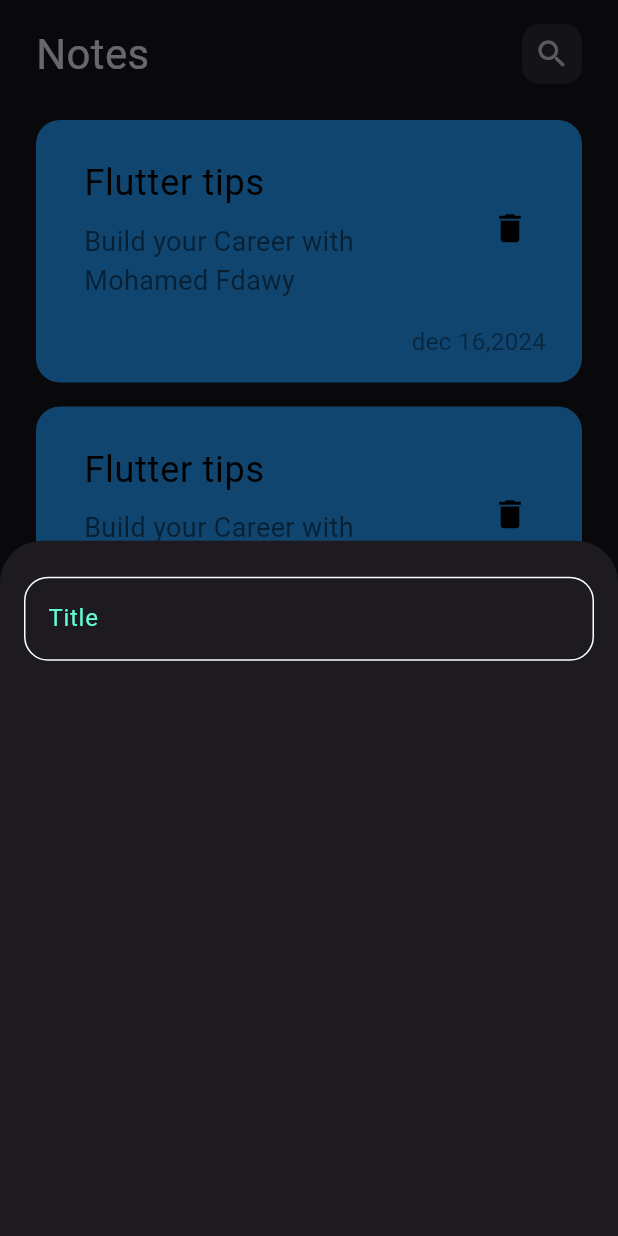
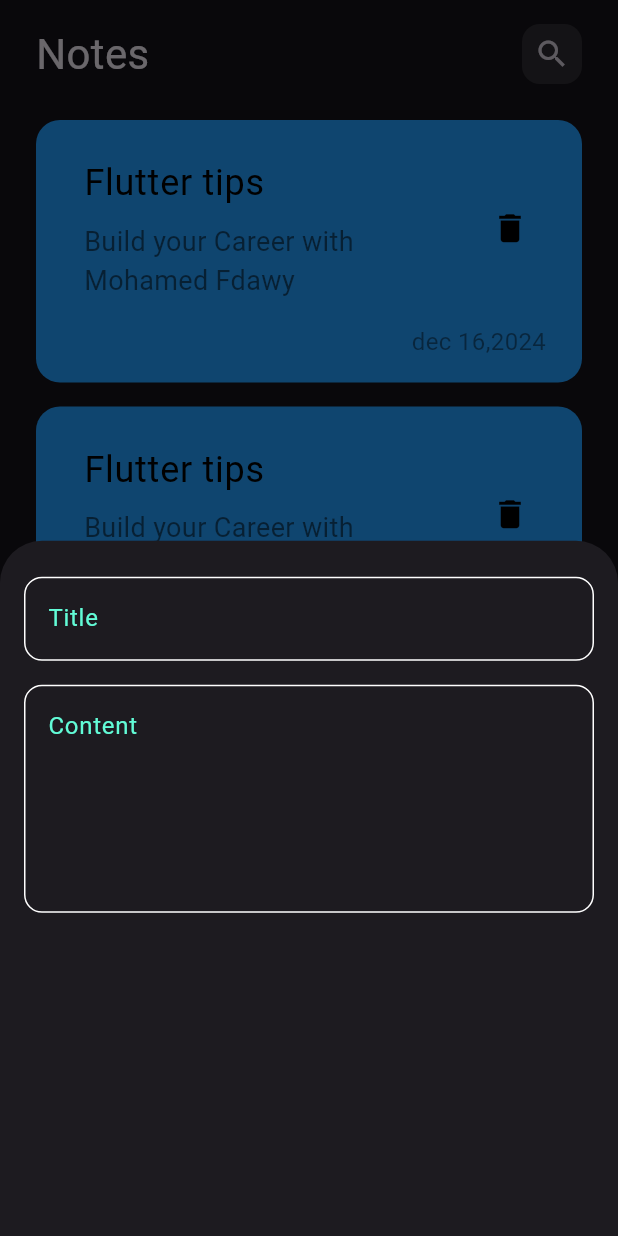
Before and after one commit to MuhamedElfdawy/notes, a Flutter app: the screen it shows after launch, after a tap on the "add" icon, on a phone screen of 412 x 824 dp. Run offline on Flutter 3.47's test engine with Material 3 defaults, Android fonts, the phone set to English and light mode, and no system bars; Roboto replaces fonts that are missing (Poppins).

Commit message:
add fields to notes bottom sheet

```diff
--- a/lib/Views/widgets/custom_add_note.dart
+++ b/lib/Views/widgets/custom_add_note.dart
@@ -7,10 +7,17 @@ class CustomAddNoteSheet extends StatelessWidget {
   @override
   Widget build(BuildContext context) {
     return const Padding(
-      padding: EdgeInsets.symmetric(vertical: 24,horizontal: 16),
+      padding: EdgeInsets.symmetric(vertical: 24, horizontal: 16),
       child: Column(
         children: [
-          CustomTextField(),
+          CustomTextField(
+            hint: 'Title',
+          ),
+          SizedBox(height: 16,),
+          CustomTextField(
+            hint: 'Content',
+            maxLine: 5,
+          ),
         ],
       ),
     );
--- a/lib/Views/widgets/custom_text_field.dart
+++ b/lib/Views/widgets/custom_text_field.dart
@@ -2,14 +2,16 @@ import 'package:flutter/material.dart';
 import 'package:notes/Views/widgets/constants.dart';
 
 class CustomTextField extends StatelessWidget {
-  const CustomTextField({super.key});
-
+  const CustomTextField({super.key, required this.hint,this.maxLine = 1});
+  final String hint;
+  final int maxLine;
   @override
   Widget build(BuildContext context) {
     return TextField(
       cursorColor: primaryColor,
+      maxLines: maxLine,
       decoration: InputDecoration(
-        hintText: 'Title',
+        hintText: hint,
         hintStyle: const TextStyle(color: primaryColor),
         border: buildBorder(),
         enabledBorder: buildBorder(),
@@ -22,7 +24,7 @@ class CustomTextField extends StatelessWidget {
 
 OutlineInputBorder buildBorder([color]) {
   return OutlineInputBorder(
-    borderRadius: BorderRadius.circular(16),
+    borderRadius: BorderRadius.circular(12),
     borderSide:  BorderSide(
       color:color ?? Colors.white,
     ),
```
